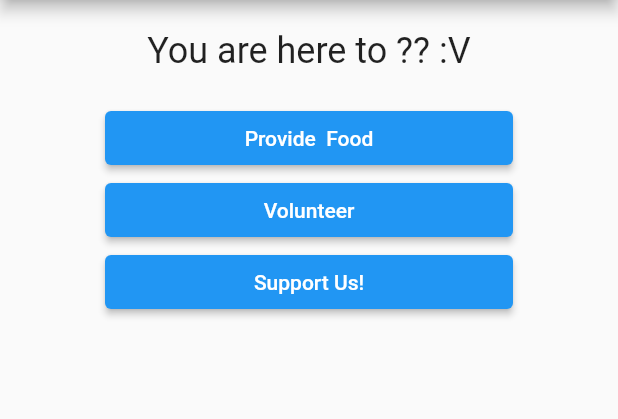
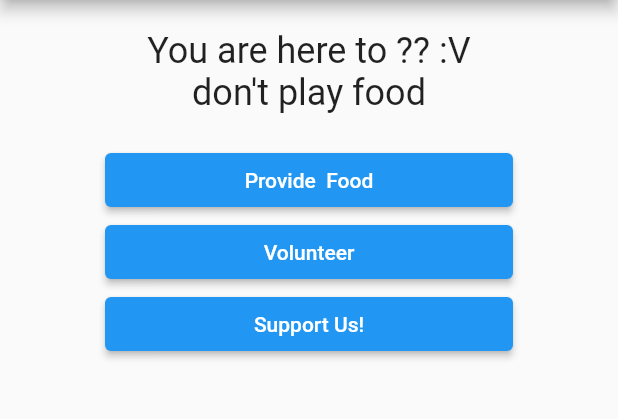
Before and after one commit to JowenPang/hunger, a Flutter app: the screen it shows after launch, on a phone screen of 412 x 824 dp, the part 84-503 px from its top. Run offline on Flutter 3.47's test engine with Material 2 defaults, Android fonts, the phone set to English and light mode, and no system bars; our stand-ins replace cloud_firestore; missing offline and left inert: google_pay; accounts and stored records are empty.

Commit message:
commit from jowen

```diff
--- a/lib/main.dart
+++ b/lib/main.dart
@@ -35,7 +35,7 @@ class MyAppState extends State<MyApp>{
   @override
   Widget build(BuildContext context) {
     var questions=[
-      "You are here to ?? :V",
+      "You are here to ?? :V   don't play food",
       "Having excess food to donate?"];
 
     return MaterialApp(
```
